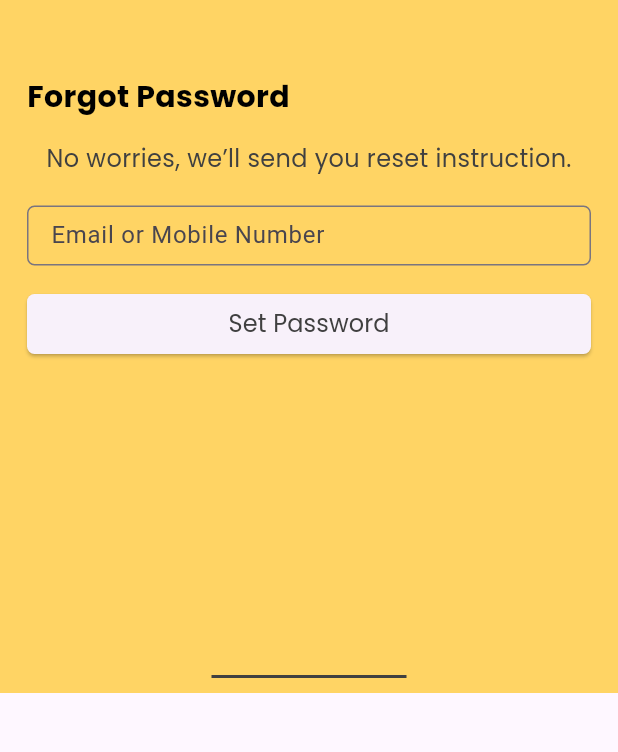
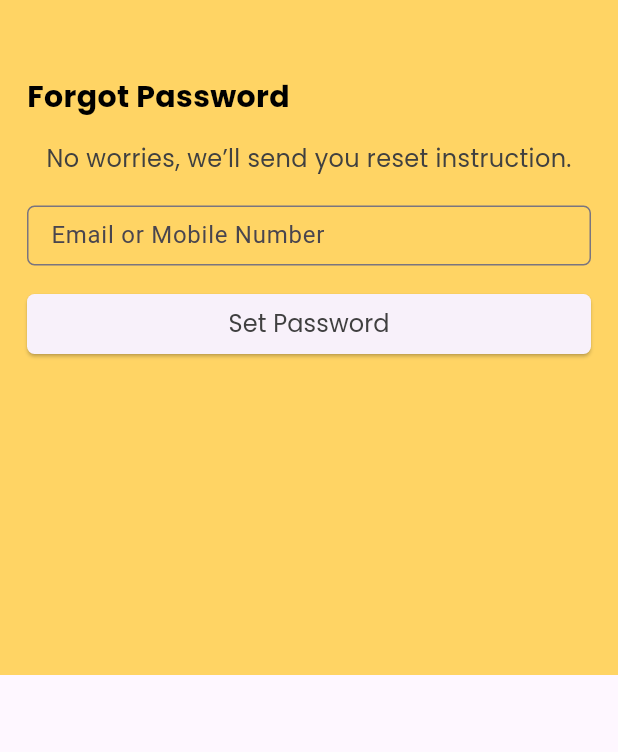
Before and after one commit to NehaInCode/First-Project, a Flutter app: the Register screen opened directly, after a tap on "Login", after a tap on "Forgot Password", on a phone screen of 412 x 824 dp, the part 339-1091 px from its top. Run offline on Flutter 3.47's test engine with Material 2 defaults, Android fonts, the phone set to English and light mode, and no system bars; our stand-ins replace carousel_slider, dots_indicator, flutter_chat_types, flutter_chat_ui, font_awesome_flutter, google_fonts and 1 more.

Commit message:
First Commit

```diff
--- a/lib/homePages/mapSetting.dart
+++ b/lib/homePages/mapSetting.dart
@@ -112,6 +112,7 @@ class _Toogle extends State<Toogle> {
     return Switch(
         inactiveTrackColor: Colors.grey.shade200,
         inactiveThumbColor: Colors.white,
+
         activeTrackColor: Colors.blue.shade700,
         activeColor: Colors.white,
         value: isSwitched,
--- a/lib/screens/forgot.dart
+++ b/lib/screens/forgot.dart
@@ -119,14 +119,7 @@ class _ForgotPassword extends State<Forgot_password> {
                       const SizedBox(
                         height: 210,
                       ),
-                      Container(
-                        height: 2,
-                        width: 130,
-                        color: grey,
-                      ),
-                      const SizedBox(
-                        height: 10,
-                      )
+
                     ],
                   ),
                 )
@@ -296,14 +289,7 @@ class _SetPassword extends State<SetPassword> {
                       const SizedBox(
                         height: 160,
                       ),
-                      Container(
-                        height: 2,
-                        width: 130,
-                        color: grey,
-                      ),
-                      const SizedBox(
-                        height: 9,
-                      )
+
 
                     ],
                   ),
--- a/lib/screens/login.dart
+++ b/lib/screens/login.dart
@@ -75,7 +75,7 @@ String? passwordError;
                       children: [
                         Row(
                           children: [
-                            customText('New to guido? ', 16, grey, FontWeight.w400),
+                            customText('New to guido? ', 14, grey, FontWeight.w400),
 
                             InkWell(
                               onTap: () {
@@ -306,9 +306,12 @@ String? passwordError;
                                         borderRadius: BorderRadius.circular(25),
                                         color: Colors.white,
                                       ),
-                                      child: Image.asset(
-                                        'assets/images/pngwing.com (2).png',
-                                        width: 10,
+                                      child: Padding(
+                                        padding: const EdgeInsets.all(4.0),
+                                        child: Image.asset(
+                                          'assets/images/pngwing.com (2).png',
+                                          width: 10,
+                                        ),
                                       )),
                                 )
                               ])),
@@ -317,11 +320,7 @@ String? passwordError;
                       height: 78,
                     ),
 
-                    Container(
-                      height: 2,
-                      width: 130,
-                      color: grey,
-                    )
+
                 ],
               ),
             ),
--- a/lib/screens/register.dart
+++ b/lib/screens/register.dart
@@ -61,7 +61,7 @@ class _RegisterState extends State<Register> {
                       ),
                       Row(
                         children: [
-                          customText('Already have an account?', 16, grey,
+                          customText('Already have an account?', 14, grey,
                               FontWeight.w400),
                           InkWell(
                             onTap: () {
@@ -241,14 +241,7 @@ class _RegisterState extends State<Register> {
                 const SizedBox(
                   height: 132,
                 ),
-                Container(
-                  height: 2,
-                  width: 130,
-                  color: grey,
-                ),
-                const SizedBox(
-                  height: 9,
-                )
+
               ],
             ),
           ),
```
Also changed, not shown: lib/ProfilePages/edit.dart (+11 -3 lines), lib/homePageScreens/home.dart (+8 -5 lines), lib/main.dart (+5 -2 lines), lib/screens/authentication.dart (+2 -8 lines).
